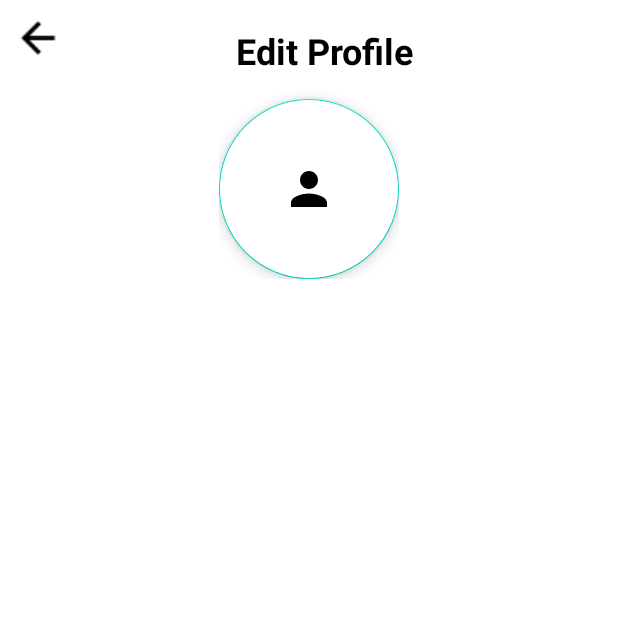
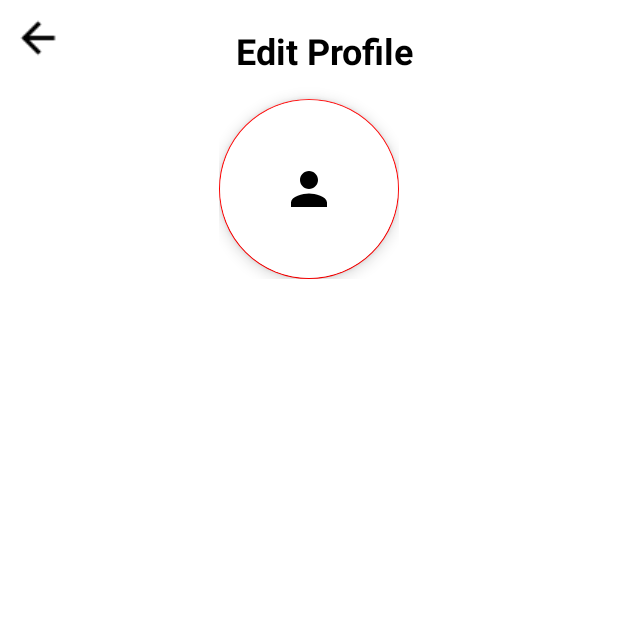
Before and after one commit to FruitMate/Mobile-Development, an Android app: the EditProfileActivity screen opened directly, with no data from a screen before it, on a phone screen of 412 x 824 dp, the top half of it. Run offline under Robolectric (Android 15) with nearby library versions, the phone set to English and light mode, and no system bars.

Commit message:
Ganti color & theme (purple-teal jadi hijau-merah)

```diff
--- a/app/src/main/java/com/capstone/tesfirebase/EditProfileActivity.kt
+++ b/app/src/main/java/com/capstone/tesfirebase/EditProfileActivity.kt
@@ -10,6 +10,7 @@ class EditProfileActivity : AppCompatActivity() {
         super.onCreate(savedInstanceState)
         binding = ActivityEditProfileBinding.inflate(layoutInflater)
         setContentView(binding.root)
+
         supportActionBar?.hide()
         binding.apply {
             btnBack.setOnClickListener {
--- a/app/src/main/res/values/colors.xml
+++ b/app/src/main/res/values/colors.xml
@@ -7,5 +7,9 @@
     <color name="teal_700">#FF018786</color>
     <color name="black">#FF000000</color>
     <color name="white">#FFFFFFFF</color>
+
     <color name="hijau_primer">#70C396</color>
+    <color name="hijau_varian">#3B7D55</color>
+    <color name="merah_primer">#FF0000</color>
+    <color name="merah_varian">#990000</color>
 </resources>
--- a/app/src/main/res/values/themes.xml
+++ b/app/src/main/res/values/themes.xml
@@ -2,12 +2,12 @@
     <!-- Base application theme. -->
     <style name="Theme.TesFirebase" parent="Theme.MaterialComponents.DayNight.DarkActionBar">
         <!-- Primary brand color. -->
-        <item name="colorPrimary">@color/purple_500</item>
-        <item name="colorPrimaryVariant">@color/purple_700</item>
+        <item name="colorPrimary">@color/hijau_primer</item>
+        <item name="colorPrimaryVariant">@color/hijau_varian</item>
         <item name="colorOnPrimary">@color/white</item>
         <!-- Secondary brand color. -->
-        <item name="colorSecondary">@color/teal_200</item>
-        <item name="colorSecondaryVariant">@color/teal_700</item>
+        <item name="colorSecondary">@color/merah_primer</item>
+        <item name="colorSecondaryVariant">@color/merah_varian</item>
         <item name="colorOnSecondary">@color/black</item>
         <!-- Status bar color. -->
         <item name="android:statusBarColor">?attr/colorPrimaryVariant</item>
```
